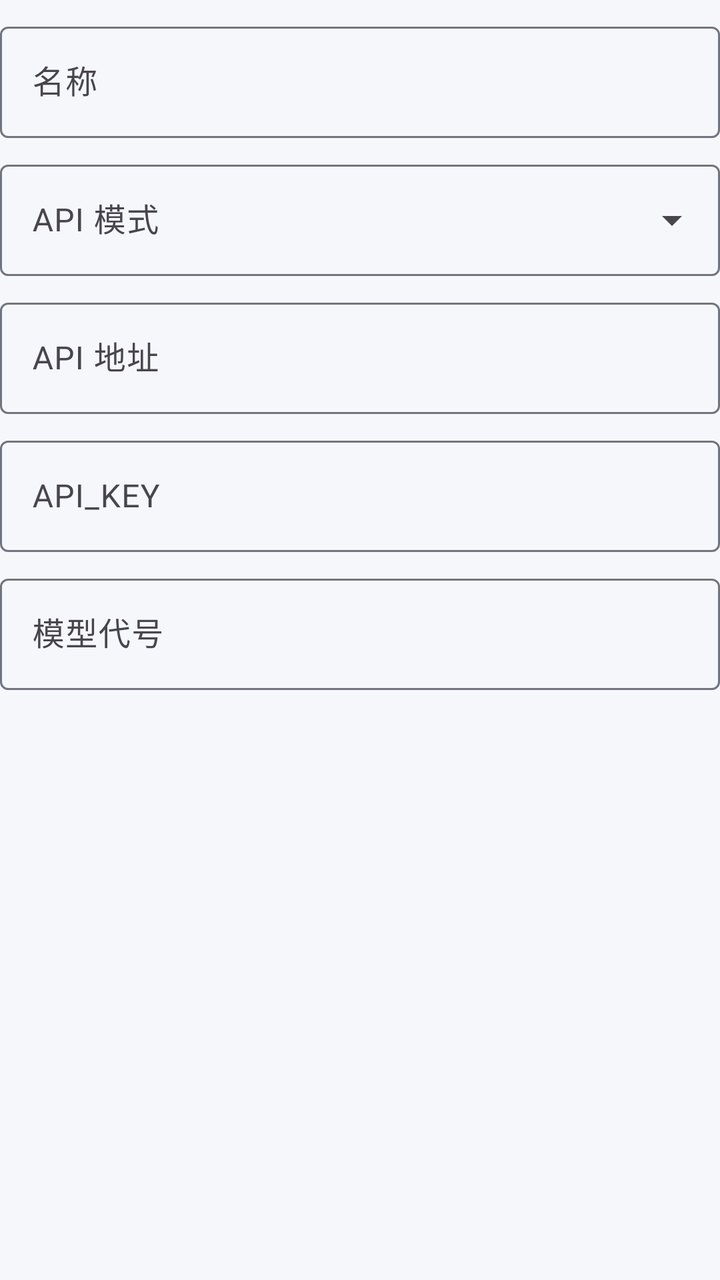
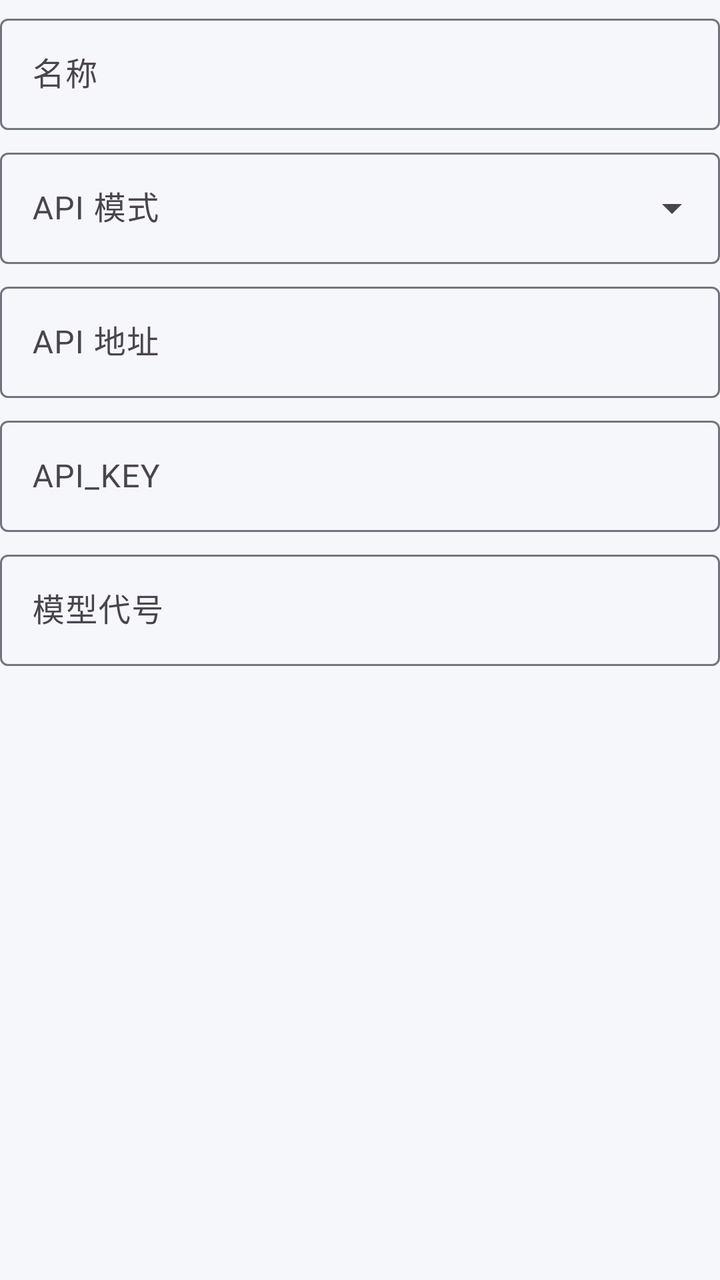

An Android layout rendered at two revisions. The XML below is the earlier revision; the diff shows what the commit changed to produce the second picture.
<!-- AndroidManifest.xml: application theme Theme.LiteAi -->
<!-- res/layout/dialog_model_edit.xml -->
<?xml version="1.0" encoding="utf-8"?>
<ScrollView xmlns:android="http://schemas.android.com/apk/res/android"
    xmlns:app="http://schemas.android.com/apk/res-auto"
    android:layout_width="match_parent"
    android:layout_height="wrap_content">

    <LinearLayout
        android:layout_width="match_parent"
        android:layout_height="wrap_content"
        android:orientation="vertical"
        android:paddingTop="8dp">

        <com.google.android.material.textfield.TextInputLayout
            android:layout_width="match_parent"
            android:layout_height="wrap_content">

            <com.google.android.material.textfield.TextInputEditText
                android:id="@+id/input_model_name"
                android:layout_width="match_parent"
                android:layout_height="wrap_content"
                android:hint="@string/model_name" />
        </com.google.android.material.textfield.TextInputLayout>

        <com.google.android.material.textfield.TextInputLayout
            style="@style/Widget.Material3.TextInputLayout.OutlinedBox.ExposedDropdownMenu"
            android:layout_width="match_parent"
            android:layout_height="wrap_content"
            android:layout_marginTop="8dp">

            <com.google.android.material.textfield.MaterialAutoCompleteTextView
                android:id="@+id/input_model_mode"
                android:layout_width="match_parent"
                android:layout_height="wrap_content"
                android:hint="@string/model_mode"
                android:inputType="none" />
        </com.google.android.material.textfield.TextInputLayout>

        <com.google.android.material.textfield.TextInputLayout
            android:layout_width="match_parent"
            android:layout_height="wrap_content"
            android:layout_marginTop="8dp">

            <com.google.android.material.textfield.TextInputEditText
                android:id="@+id/input_model_url"
                android:layout_width="match_parent"
                android:layout_height="wrap_content"
                android:hint="@string/model_url" />
        </com.google.android.material.textfield.TextInputLayout>

        <com.google.android.material.textfield.TextInputLayout
            android:layout_width="match_parent"
            android:layout_height="wrap_content"
            android:layout_marginTop="8dp">

            <com.google.android.material.textfield.TextInputEditText
                android:id="@+id/input_model_key"
                android:layout_width="match_parent"
                android:layout_height="wrap_content"
                android:hint="@string/model_key" />
        </com.google.android.material.textfield.TextInputLayout>

        <com.google.android.material.textfield.TextInputLayout
            android:layout_width="match_parent"
            android:layout_height="wrap_content"
            android:layout_marginTop="8dp">

            <com.google.android.material.textfield.TextInputEditText
                android:id="@+id/input_model_code"
                android:layout_width="match_parent"
                android:layout_height="wrap_content"
                android:hint="@string/model_code" />
        </com.google.android.material.textfield.TextInputLayout>
    </LinearLayout>
</ScrollView>
<!-- resources referenced by this layout -->
<resources>
  <string name="model_code">模型代号</string>
  <string name="model_key">API_KEY</string>
  <string name="model_mode">API 模式</string>
  <string name="model_name">名称</string>
  <string name="model_url">API 地址</string>
  <style name="Theme.LiteAi" parent="Theme.Material3.Light.NoActionBar">
          <item name="colorPrimary">@color/md_theme_light_primary</item>
          <item name="colorOnPrimary">@color/md_theme_light_onPrimary</item>
          <item name="android:colorBackground">@color/md_theme_light_background</item>
          <item name="colorSurface">@color/md_theme_light_surface</item>
          <item name="colorOnSurface">@color/md_theme_light_onSurface</item>
          <item name="colorSecondaryContainer">@color/md_theme_light_secondaryContainer</item>
          <item name="colorOnSecondaryContainer">@color/md_theme_light_onSecondaryContainer</item>
          <item name="colorOutline">@color/md_theme_light_outline</item>
          <item name="android:statusBarColor">@android:color/transparent</item>
          <item name="android:navigationBarColor">@android:color/transparent</item>
          <item name="materialAlertDialogTheme">@style/ThemeOverlay.LiteAi.MaterialAlertDialog</item>
          <item name="android:windowLightStatusBar" tools:targetApi="m">true</item>
      </style>
  <color name="md_theme_light_primary">#2A5CAA</color>
  <color name="md_theme_light_onPrimary">#FFFFFF</color>
  <color name="md_theme_light_background">#F5F7FB</color>
  <color name="md_theme_light_surface">#FFFFFF</color>
  <color name="md_theme_light_onSurface">#1A1C1E</color>
  <color name="md_theme_light_secondaryContainer">#D9E2FF</color>
  <color name="md_theme_light_onSecondaryContainer">#13264C</color>
  <color name="md_theme_light_outline">#70757F</color>
  <style name="ThemeOverlay.LiteAi.MaterialAlertDialog" parent="ThemeOverlay.Material3.MaterialAlertDialog">
          <item name="materialAlertDialogBodyTextStyle">@style/TextAppearance.Material3.BodyMedium</item>
      </style>
</resources>

<!-- the commit's change to res/layout/dialog_model_edit.xml (unified diff, before → after) -->
@@ -2,13 +2,15 @@
 <ScrollView xmlns:android="http://schemas.android.com/apk/res/android"
     xmlns:app="http://schemas.android.com/apk/res-auto"
     android:layout_width="match_parent"
-    android:layout_height="wrap_content">
+    android:layout_height="wrap_content"
+    android:fillViewport="true">
 
     <LinearLayout
         android:layout_width="match_parent"
         android:layout_height="wrap_content"
         android:orientation="vertical"
-        android:paddingTop="8dp">
+        android:paddingTop="4dp"
+        android:paddingBottom="4dp">
 
         <com.google.android.material.textfield.TextInputLayout
             android:layout_width="match_parent"
@@ -25,7 +27,7 @@
             style="@style/Widget.Material3.TextInputLayout.OutlinedBox.ExposedDropdownMenu"
             android:layout_width="match_parent"
             android:layout_height="wrap_content"
-            android:layout_marginTop="8dp">
+            android:layout_marginTop="6dp">
 
             <com.google.android.material.textfield.MaterialAutoCompleteTextView
                 android:id="@+id/input_model_mode"
@@ -38,7 +40,7 @@
         <com.google.android.material.textfield.TextInputLayout
             android:layout_width="match_parent"
             android:layout_height="wrap_content"
-            android:layout_marginTop="8dp">
+            android:layout_marginTop="6dp">
 
             <com.google.android.material.textfield.TextInputEditText
                 android:id="@+id/input_model_url"
@@ -50,7 +52,7 @@
         <com.google.android.material.textfield.TextInputLayout
             android:layout_width="match_parent"
             android:layout_height="wrap_content"
-            android:layout_marginTop="8dp">
+            android:layout_marginTop="6dp">
 
             <com.google.android.material.textfield.TextInputEditText
                 android:id="@+id/input_model_key"
@@ -62,7 +64,7 @@
         <com.google.android.material.textfield.TextInputLayout
             android:layout_width="match_parent"
             android:layout_height="wrap_content"
-            android:layout_marginTop="8dp">
+            android:layout_marginTop="6dp">
 
             <com.google.android.material.textfield.TextInputEditText
                 android:id="@+id/input_model_code"
